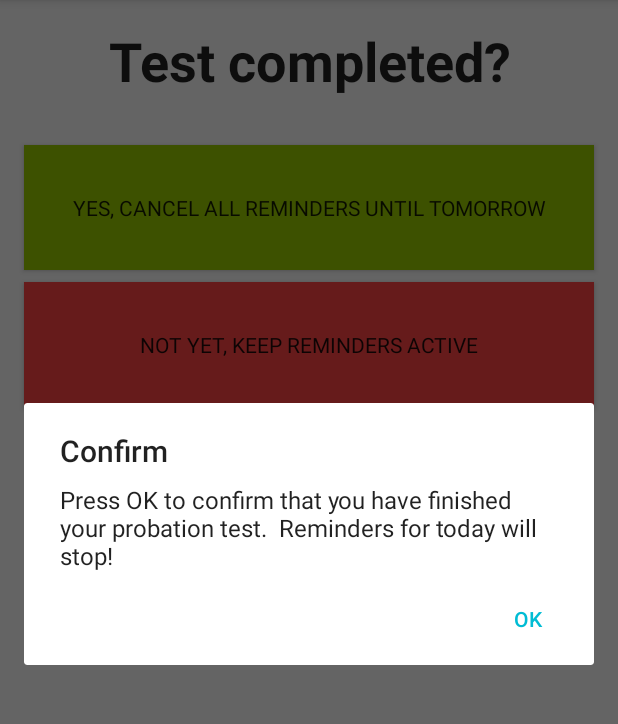
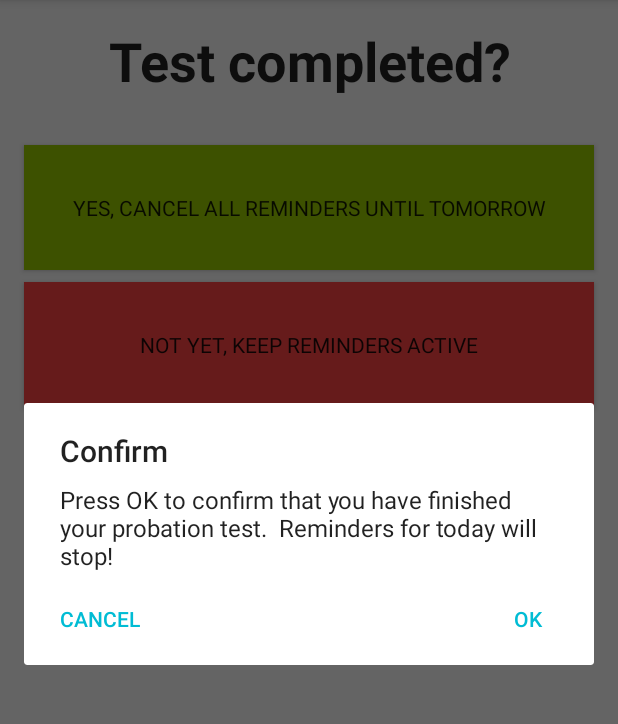
Before and after one commit to friskel/CallApp-2, an Android app: the TestDoneActivity screen opened directly, with no data from a screen before it, after a tap on "YES, CANCEL ALL REMINDERS UNTIL TOMORROW", on a phone screen of 412 x 824 dp, the part 84-808 px from its top. Run offline under Robolectric (Android 15) with nearby library versions, the phone set to English and light mode, and no system bars.

Commit message:
3.32 dialogs right in doyoutest, cancel button in testdone

```diff
--- a/app/src/main/java/com/probationbuddy/probationbuddy/TestDoneActivity.java
+++ b/app/src/main/java/com/probationbuddy/probationbuddy/TestDoneActivity.java
@@ -64,6 +64,7 @@ public class TestDoneActivity extends AppCompatActivity {
                 new AlertDialog.Builder(TestDoneActivity.this)
                         .setTitle("Confirm")
                         .setMessage("Press OK to confirm that you have finished your probation test.  Reminders for today will stop!")
+                        .setNeutralButton("Cancel", null)
                         .setPositiveButton("OK", new DialogInterface.OnClickListener() {
                             @Override
                             public void onClick(DialogInterface dialogInterface, int i) {
```
Also changed, not shown: app/src/main/java/com/probationbuddy/probationbuddy/DoYouTestActivity.java (+16 -0 lines).
